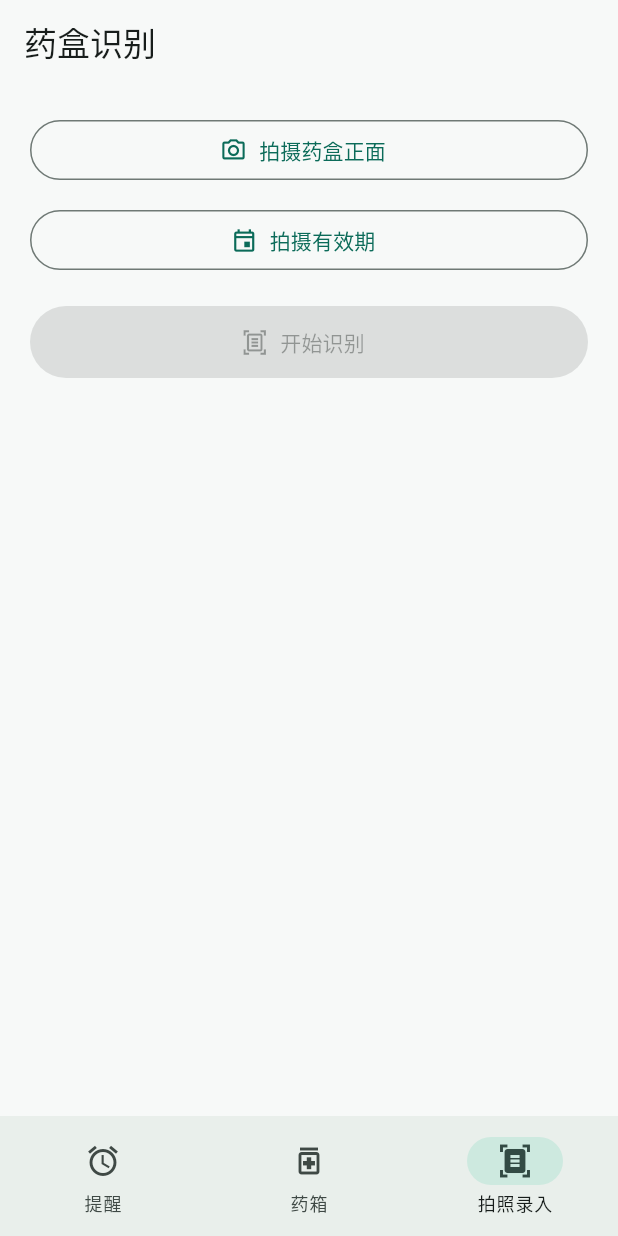
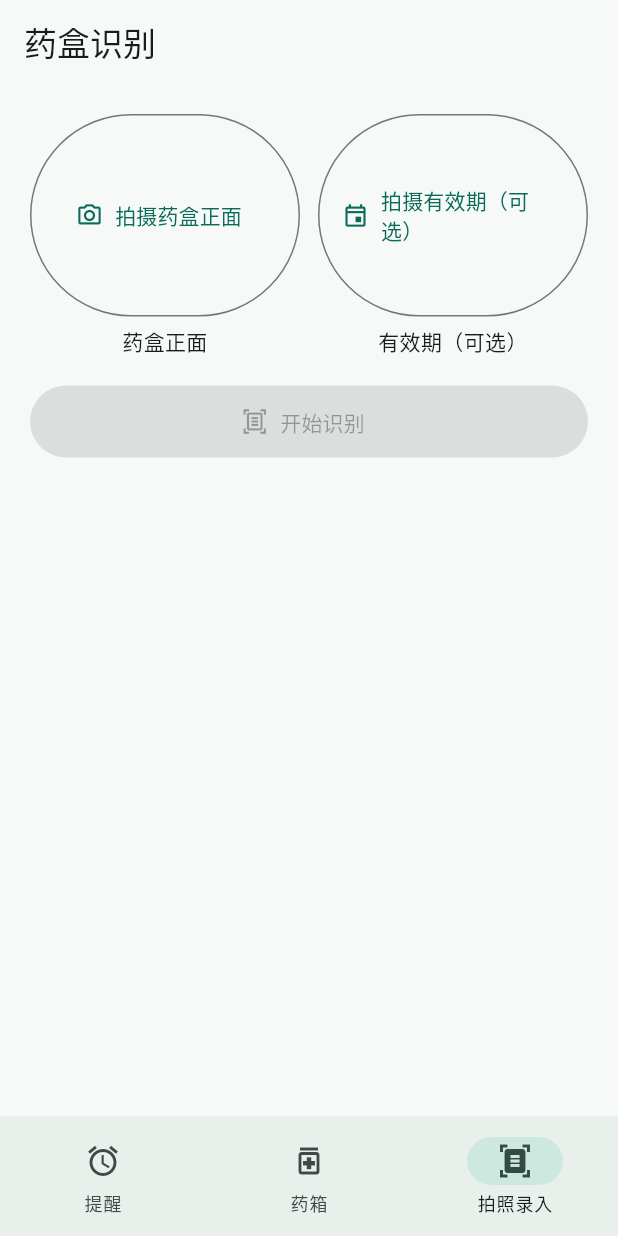
Before and after one commit to lewyoung1989-lang/smart-reminder, a Flutter app: the screen it shows after launch, item 3 of the bottom bar chosen, on a phone screen of 412 x 824 dp. Run offline on Flutter 3.47's test engine with Material 3 defaults, Android fonts, the phone set to English and light mode, and no system bars; our stand-ins replace flutter_local_notifications, image_picker, timezone; network calls fail.

Commit message:
feat: preview medicine photos before OCR

```diff
--- a/app/lib/features/medicine_ocr/presentation/medicine_ocr_screen.dart
+++ b/app/lib/features/medicine_ocr/presentation/medicine_ocr_screen.dart
@@ -1,4 +1,5 @@
 import 'dart:async';
+import 'dart:typed_data';
 
 import 'package:flutter/material.dart';
 
@@ -199,26 +200,88 @@ class _MedicineOcrScreenState extends State<MedicineOcrScreen> {
       _frontBytes = null;
       _expiryBytes = null;
       _job = null;
+      _error = null;
     });
+  }
+
+  Widget _photoSlot({
+    required String kind,
+    required String label,
+    required List<int>? bytes,
+  }) {
+    final photoBytes = bytes;
+    final retakeLabel = kind == 'front' ? '重新拍摄药盒正面' : '重新拍摄有效期';
+
+    return Column(
+      crossAxisAlignment: CrossAxisAlignment.stretch,
+      children: [
+        AspectRatio(
+          aspectRatio: 4 / 3,
+          child: photoBytes != null
+              ? Stack(
+                  fit: StackFit.expand,
+                  children: [
+                    ClipRRect(
+                      borderRadius: BorderRadius.circular(6),
+                      child: Image.memory(
+                        Uint8List.fromList(photoBytes),
+                        key: Key('$kind-photo-preview'),
+                        fit: BoxFit.cover,
+                        errorBuilder: (_, __, ___) => const ColoredBox(
+                          color: Color(0xFFE7ECE9),
+                          child: Icon(Icons.image_outlined),
+                        ),
+                      ),
+                    ),
+                    Positioned(
+                      top: 4,
+                      right: 4,
+                      child: IconButton.filledTonal(
+                        tooltip: retakeLabel,
+                        onPressed: () => _capture(kind),
+                        icon: const Icon(Icons.camera_alt_outlined),
+                      ),
+                    ),
+                  ],
+                )
+              : OutlinedButton.icon(
+                  onPressed: () => _capture(kind),
+                  icon: Icon(
+                    kind == 'front'
+                        ? Icons.camera_alt_outlined
+                        : Icons.event_outlined,
+                  ),
+                  label: Text('拍摄$label'),
+                ),
+        ),
+        const SizedBox(height: 6),
+        Text(label, textAlign: TextAlign.center),
+      ],
+    );
   }
 
   Widget _captureView() => Column(
         crossAxisAlignment: CrossAxisAlignment.stretch,
         children: [
-          OutlinedButton.icon(
-            onPressed: () => _capture('front'),
-            icon: const Icon(Icons.camera_alt_outlined),
-            label: Text(
-              _frontBytes == null ? '拍摄药盒正面' : '重新拍摄药盒正面',
-            ),
-          ),
-          const SizedBox(height: 12),
-          OutlinedButton.icon(
-            onPressed: () => _capture('expiry'),
-            icon: const Icon(Icons.event_outlined),
-            label: Text(
-              _expiryBytes == null ? '拍摄有效期' : '重新拍摄有效期',
-            ),
+          Row(
+            crossAxisAlignment: CrossAxisAlignment.start,
+            children: [
+              Expanded(
+                child: _photoSlot(
+                  kind: 'front',
+                  label: '药盒正面',
+                  bytes: _frontBytes,
+                ),
+              ),
+              const SizedBox(width: 12),
+              Expanded(
+                child: _photoSlot(
+                  kind: 'expiry',
+                  label: '有效期（可选）',
+                  bytes: _expiryBytes,
+                ),
+              ),
+            ],
           ),
           if (_error != null)
             Padding(
```
Also changed, not shown: 2 other files.
